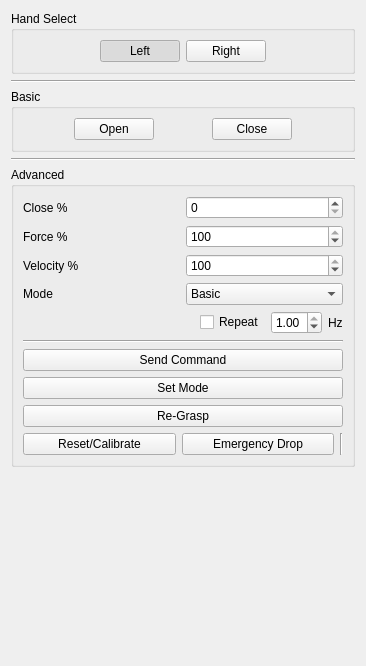
The window that software/ddapp/src/app/ddHandControl.ui (openhumanoids/oh-distro) describes before a commit, drawn with Qt 5.
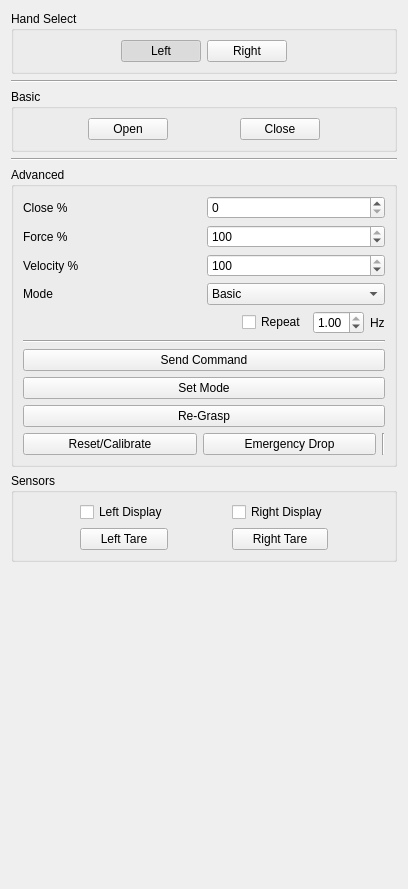
The same window after the commit.

Commit message: adding some buttons for taring and visualizing takktile sensors

The edit to the form file:
```diff
--- a/software/ddapp/src/app/ddHandControl.ui
+++ b/software/ddapp/src/app/ddHandControl.ui
@@ -6,8 +6,8 @@
    <rect>
     <x>0</x>
     <y>0</y>
-    <width>366</width>
-    <height>666</height>
+    <width>408</width>
+    <height>889</height>
    </rect>
   </property>
   <property name="windowTitle">
@@ -287,7 +287,7 @@
           <item>
            <widget class="QDoubleSpinBox" name="repeatRateSpinner">
             <property name="minimum">
-             <double>0.025000000000000</double>
+             <double>0.030000000000000</double>
             </property>
             <property name="maximum">
              <double>1.000000000000000</double>
@@ -367,6 +367,82 @@
      </layout>
     </widget>
    </item>
+   <item>
+    <widget class="QGroupBox" name="groupBox">
+     <property name="title">
+      <string>Sensors</string>
+     </property>
+     <layout class="QGridLayout" name="gridLayout_2">
+      <item row="1" column="4">
+       <spacer name="horizontalSpacer_8">
+        <property name="orientation">
+         <enum>Qt::Horizontal</enum>
+        </property>
+        <property name="sizeHint" stdset="0">
+         <size>
+          <width>40</width>
+          <height>20</height>
+         </size>
+        </property>
+       </spacer>
+      </item>
+      <item row="1" column="3">
+       <widget class="QPushButton" name="rightTareButton">
+        <property name="text">
+         <string>Right Tare</string>
+        </property>
+       </widget>
+      </item>
+      <item row="1" column="1">
+       <widget class="QPushButton" name="leftTareButton">
+        <property name="text">
+         <string>Left Tare</string>
+        </property>
+       </widget>
+      </item>
+      <item row="0" column="3">
+       <widget class="QCheckBox" name="rightVisCheck">
+        <property name="text">
+         <string>Right Display</string>
+        </property>
+       </widget>
+      </item>
+      <item row="0" column="1">
+       <widget class="QCheckBox" name="leftVisCheck">
+        <property name="text">
+         <string>Left Display</string>
+        </property>
+       </widget>
+      </item>
+      <item row="1" column="0">
+       <spacer name="horizontalSpacer_7">
+        <property name="orientation">
+         <enum>Qt::Horizontal</enum>
+        </property>
+        <property name="sizeHint" stdset="0">
+         <size>
+          <width>40</width>
+          <height>20</height>
+         </size>
+        </property>
+       </spacer>
+      </item>
+      <item row="1" column="2">
+       <spacer name="horizontalSpacer_9">
+        <property name="orientation">
+         <enum>Qt::Horizontal</enum>
+        </property>
+        <property name="sizeHint" stdset="0">
+         <size>
+          <width>40</width>
+          <height>20</height>
+         </size>
+        </property>
+       </spacer>
+      </item>
+     </layout>
+    </widget>
+   </item>
    <item>
     <spacer name="verticalSpacer">
      <property name="orientation">
```
